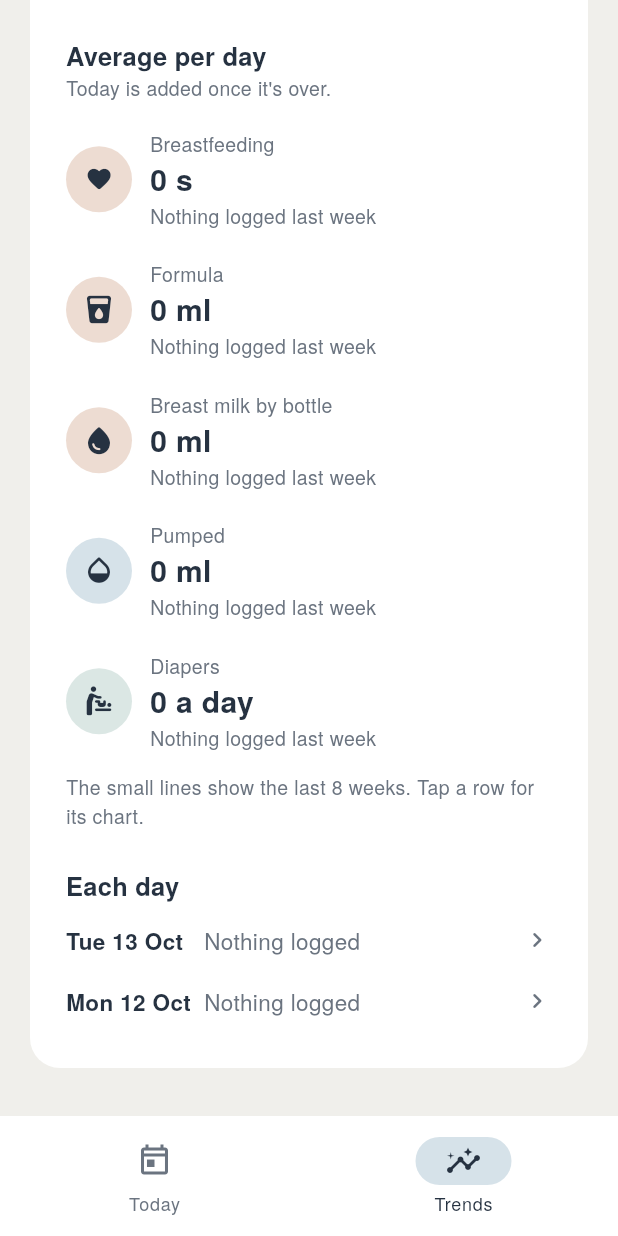
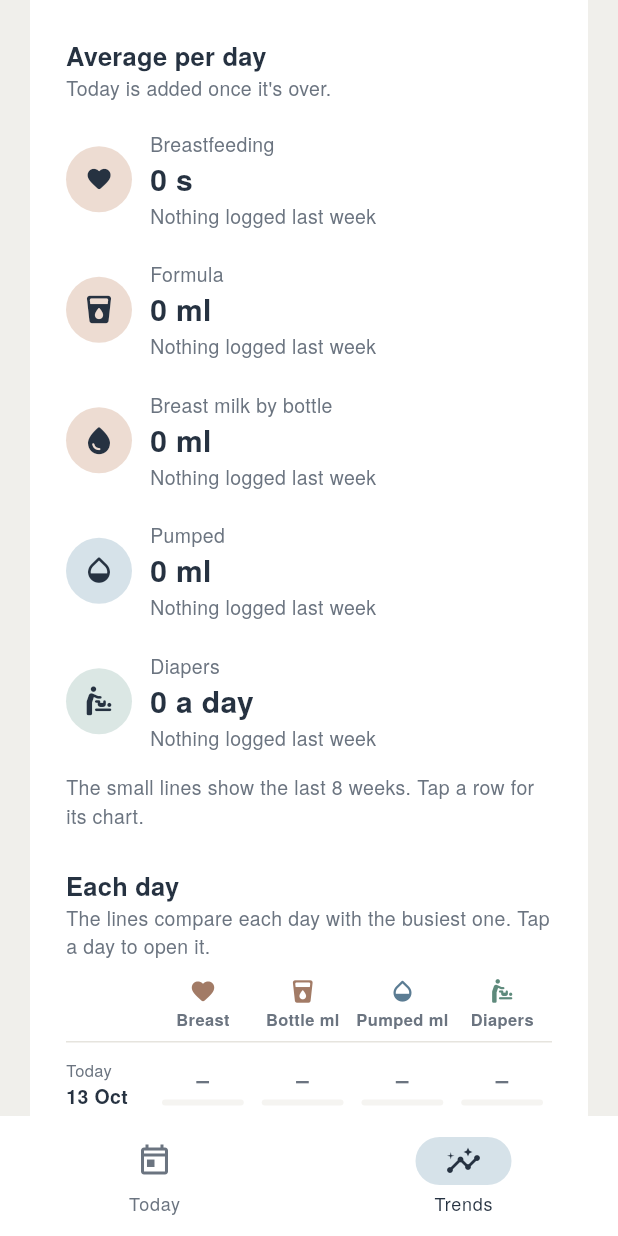
Before and after one commit to nishamehta-ux/Baby-Feed-Tracker, a Flutter app: the screen it shows after launch, item 2 of the bottom bar chosen, scrolled down 263 dp, on a phone screen of 412 x 824 dp. Run offline on Flutter 3.47's test engine with Material 3 defaults, Android fonts, the phone set to English and light mode, and no system bars; our stand-ins replace shared_preferences.

Commit message:
Trends: show Each day as a scannable table
One row per day, one column per thing tracked (breastfeeding time, bottle
ml, pumped ml, diapers) under the group's icon, with a thin bar under each
value scaled to the busiest day of the period. Tapping a row opens the day.
Long routine values now shrink to fit instead of wrapping.

Co-Authored-By: Claude Opus 5.5 <noreply@anthropic.com>
Claude-Session: https://claude.ai/code/session_019gxCbU7q3yKq7C9h7xrrHz

```diff
--- a/lib/screens/trends_screen.dart
+++ b/lib/screens/trends_screen.dart
@@ -396,15 +396,18 @@ class _TrendsScreenState extends State<TrendsScreen> {
           ],
           const SizedBox(height: 24),
           Text('Each day', style: Theme.of(context).textTheme.titleMedium),
-          const SizedBox(height: 4),
+          const Text(
+            'The lines compare each day with the busiest one. Tap a day to open it.',
+            style: TextStyle(color: AppColors.muted, fontSize: AppText.label),
+          ),
+          const SizedBox(height: 12),
+          _DayTable(
+            days: [
               for (var i = elapsed - 1; i >= 0; i--)
-            _DayRow(
-              day: DateTime(start.year, start.month, start.day + i),
-              totals: Totals.of(
-                entriesOnDay(
-                    widget.store.entries, DateTime(start.year, start.month, start.day + i)),
-              ),
-              onTap: () => widget.onOpenDay(DateTime(start.year, start.month, start.day + i)),
+                DateTime(start.year, start.month, start.day + i),
+            ],
+            totalsFor: (day) => Totals.of(entriesOnDay(widget.store.entries, day)),
+            onTap: widget.onOpenDay,
           ),
         ],
       ),
@@ -478,8 +481,13 @@ class _TrendRow extends StatelessWidget {
                 children: [
                   Text(name,
                       style: const TextStyle(color: AppColors.muted, fontSize: AppText.label)),
-                  Text(value,
-                      style: const TextStyle(fontSize: AppText.title, fontWeight: FontWeight.w800)),
+                  FittedBox(
+                    fit: BoxFit.scaleDown,
+                    alignment: Alignment.centerLeft,
+                    child: Text(value,
+                        style:
+                            const TextStyle(fontSize: AppText.title, fontWeight: FontWeight.w800)),
+                  ),
                   Text(detail,
                       style: const TextStyle(color: AppColors.muted, fontSize: AppText.label)),
                 ],
@@ -497,45 +505,176 @@ class _TrendRow extends StatelessWidget {
   }
 }
 
-class _DayRow extends StatelessWidget {
-  const _DayRow({required this.day, required this.totals, required this.onTap});
+/// The days of the period as a table: one column per thing tracked, with a
+/// soft bar behind each value scaled to the period's highest, so busy and
+/// quiet days stand out at a glance.
+class _DayTable extends StatelessWidget {
+  const _DayTable({required this.days, required this.totalsFor, required this.onTap});
 
-  final DateTime day;
-  final Totals totals;
-  final VoidCallback onTap;
+  /// Newest first.
+  final List<DateTime> days;
+  final Totals Function(DateTime day) totalsFor;
+  final ValueChanged<DateTime> onTap;
+
+  static const _columns = [
+    (EntryType.breast, 'Breast'),
+    (EntryType.bottle, 'Bottle ml'),
+    (EntryType.pump, 'Pumped ml'),
+    (EntryType.diaper, 'Diapers'),
+  ];
+
+  static num _value(EntryType type, Totals t) => switch (type) {
+        EntryType.breast => t.breast.inMinutes,
+        EntryType.pump => t.pumpMl,
+        EntryType.diaper => t.diaperCount,
+        _ => t.totalMl,
+      };
+
+  static String _format(EntryType type, num v) {
+    if (type != EntryType.breast) return '$v';
+    final h = v ~/ 60, m = v % 60;
+    return h == 0 ? '${m}m' : (m == 0 ? '${h}h' : '${h}h ${m}m');
+  }
 
   @override
   Widget build(BuildContext context) {
-    final details = <String>[
-      if (totals.breast > Duration.zero) formatDuration(totals.breast),
-      if (totals.bottleMl > 0) '${totals.bottleMl} ml formula',
-      if (totals.breastMilkMl > 0) '${totals.breastMilkMl} ml breast milk',
-      if (totals.pumpMl > 0) '${totals.pumpMl} ml pumped',
-      if (totals.diaperCount > 0)
-        '${totals.diaperCount} diaper${totals.diaperCount == 1 ? '' : 's'}',
+    final totals = [for (final d in days) totalsFor(d)];
+    final maxes = [
+      for (final c in _columns)
+        totals.fold<num>(0, (m, t) => _value(c.$1, t) > m ? _value(c.$1, t) : m),
     ];
-    return InkWell(
-      onTap: onTap,
-      child: Padding(
+    final today = dateOnly(DateTime.now());
+
+    return Column(
+      children: [
+        // Header: the group's icon over a short name and unit.
+        Padding(
+          padding: const EdgeInsets.only(bottom: 6),
+          child: Row(
+            children: [
+              const SizedBox(width: _dayWidth),
+              for (final c in _columns)
+                Expanded(
+                  child: Column(
+                    children: [
+                      Icon(iconForType(c.$1), size: 18, color: AppColors.lineForType(c.$1)),
+                      const SizedBox(height: 2),
+                      FittedBox(
+                        fit: BoxFit.scaleDown,
+                        child: Text(
+                          c.$2,
+                          style: const TextStyle(
+                            fontSize: AppText.caption,
+                            fontWeight: FontWeight.w700,
+                            color: AppColors.muted,
+                          ),
+                        ),
+                      ),
+                    ],
+                  ),
+                ),
+            ],
+          ),
+        ),
+        for (var i = 0; i < days.length; i++)
+          InkWell(
+            key: ValueKey('day-${days[i].year}-${days[i].month}-${days[i].day}'),
+            onTap: () => onTap(days[i]),
+            borderRadius: BorderRadius.circular(10),
+            child: Container(
+              decoration: const BoxDecoration(
+                border: Border(top: BorderSide(color: AppColors.divider)),
+              ),
               padding: const EdgeInsets.symmetric(vertical: 10),
               child: Row(
                 children: [
                   SizedBox(
-              width: 92,
-              child: Text(
-                DateFormat('EEE d MMM').format(day),
-                style: const TextStyle(fontWeight: FontWeight.w700),
+                    width: _dayWidth,
+                    child: Column(
+                      crossAxisAlignment: CrossAxisAlignment.start,
+                      children: [
+                        Text(
+                          days[i] == today ? 'Today' : DateFormat('EEE').format(days[i]),
+                          style: const TextStyle(fontSize: AppText.caption, color: AppColors.muted),
+                        ),
+                        Text(
+                          DateFormat('d MMM').format(days[i]),
+                          style: const TextStyle(
+                            fontSize: AppText.label,
+                            fontWeight: FontWeight.w700,
                           ),
                         ),
-            Expanded(
-              child: Text(
-                details.isEmpty ? 'Nothing logged' : details.join(' · '),
-                style: const TextStyle(color: AppColors.muted),
+                      ],
                     ),
                   ),
-            const Icon(Icons.chevron_right_rounded, color: AppColors.muted, size: 20),
+                  for (var c = 0; c < _columns.length; c++)
+                    Expanded(
+                      child: _BarCell(
+                        type: _columns[c].$1,
+                        value: _value(_columns[c].$1, totals[i]),
+                        max: maxes[c],
+                        text: _format(_columns[c].$1, _value(_columns[c].$1, totals[i])),
+                      ),
+                    ),
                 ],
               ),
+            ),
+          ),
+      ],
+    );
+  }
+
+  static const _dayWidth = 58.0;
+}
+
+/// A value with a thin bar under it, as long as its share of [max].
+class _BarCell extends StatelessWidget {
+  const _BarCell({required this.type, required this.value, required this.max, required this.text});
+
+  final EntryType type;
+  final num value;
+  final num max;
+  final String text;
+
+  @override
+  Widget build(BuildContext context) {
+    final share = max <= 0 ? 0.0 : (value / max).clamp(0.0, 1.0).toDouble();
+    return Padding(
+      padding: const EdgeInsets.symmetric(horizontal: 6),
+      child: Column(
+        children: [
+          FittedBox(
+            fit: BoxFit.scaleDown,
+            child: Text(
+              value == 0 ? '–' : text,
+              style: TextStyle(
+                fontSize: AppText.body,
+                fontWeight: FontWeight.w600,
+                color: value == 0 ? AppColors.muted : AppColors.ink,
+                fontFeatures: const [FontFeature.tabularFigures()],
+              ),
+            ),
+          ),
+          const SizedBox(height: 4),
+          Container(
+            height: 4,
+            decoration: BoxDecoration(
+              color: AppColors.field,
+              borderRadius: BorderRadius.circular(2),
+            ),
+            alignment: Alignment.centerLeft,
+            child: FractionallySizedBox(
+              widthFactor: share,
+              heightFactor: 1,
+              child: DecoratedBox(
+                decoration: BoxDecoration(
+                  color: AppColors.lineForType(type),
+                  borderRadius: BorderRadius.circular(2),
+                ),
+              ),
+            ),
+          ),
+        ],
       ),
     );
   }
```
Also changed, not shown: 2 other files. Lines whose indentation alone changed are shown as unchanged.
